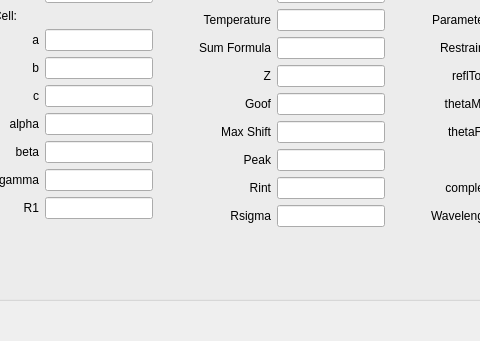
This is stdb_main.ui in dkratzert/StructureFinder as Qt 5 draws it before an edit; both pictures show x 242 to 722 and y 381 to 722 of the 958 by 722 pixel window. The edited form follows.
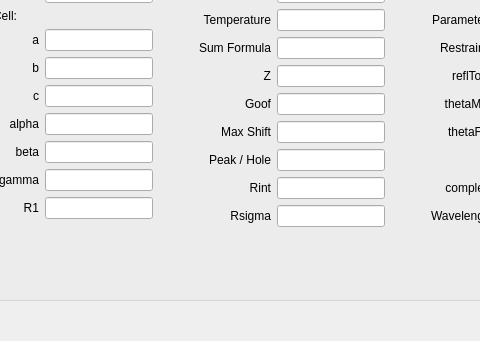
This is the edited form.

Commit message: completed gui fields

The edit to the form file:
```diff
--- a/stdb_main.ui
+++ b/stdb_main.ui
@@ -419,7 +419,7 @@
              <item row="6" column="0">
               <widget class="QLabel" name="peakLabel">
                <property name="text">
-                <string>Peak</string>
+                <string>Peak / Hole</string>
                </property>
                <property name="alignment">
                 <set>Qt::AlignRight|Qt::AlignTrailing|Qt::AlignVCenter</set>
```
Left out of the diff: 10 changed lines with no effect on the pictures. The commit also changes 4 other files.
